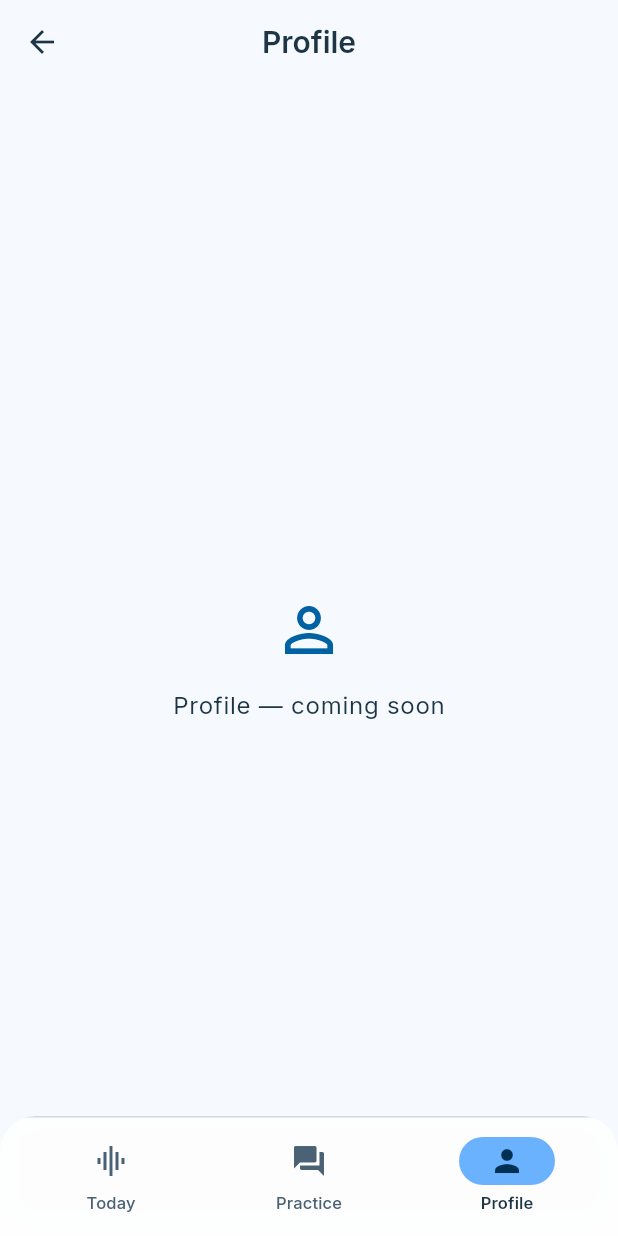
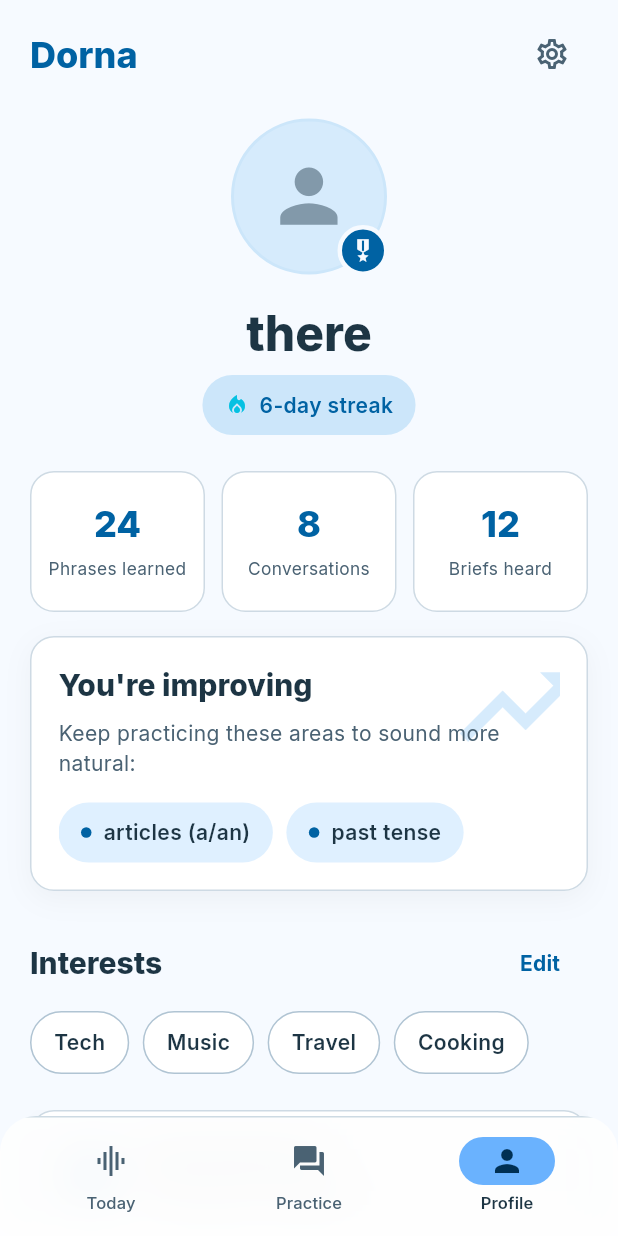
Before and after one commit to nima1024m/Dorna, a Flutter app: the MainShell screen opened by its route, item 3 of the bottom bar chosen, on a phone screen of 412 x 824 dp. Run offline on Flutter 3.47's test engine with Material 3 defaults, Android fonts, the phone set to English and light mode, and no system bars; our stand-ins replace animated_theme_switcher, app_links, cached_network_image, connectivity_plus, dio, easy_debounce and 19 more; missing offline and left inert: open_mail, persian_number_utility; accounts and stored records are empty; project files that could hold a hidden picture were left out.

Commit message:
redesign(profile): profile/progress tab + live practice hub
Build the Profile tab (you_profile_progress): wordmark + settings gear,
avatar with medal badge + name + streak pill, three stat tiles, a
"You're improving" card with weak-area pills, interest chips, and a
saved-phrases row. Identity is real; streak/stats/weak-areas/interests/
saved-count are placeholders (F6/F1 wire the real data).

Add a presentable Practice hub placeholder, and new reusable primitives
DornaCard + DornaPill. MainShell now hosts all three live tabs
(Today/Practice/Profile) and the _TabPlaceholder stub is gone; the Profile
gear opens the Settings hub.

Co-Authored-By: Claude Opus 4.8 <noreply@anthropic.com>

```diff
--- /dev/null
+++ b/frontend/lib/controllers/profile/profile_progress_controller.dart
@@ -0,0 +1,27 @@
+import 'package:get/get.dart';
+
+import '../auth/auth_controller.dart';
+
+/// State for the redesigned **Profile / progress** tab.
+///
+/// Identity (name, avatar) is real. Streak, the three stat counters,
+/// weak-areas, interests and the saved-phrase count are **placeholder/local** —
+/// the backend has no streak/XP/stats and no saved-phrase store yet. F6 wires
+/// stats/weak-areas (the latter can come from `GET /v1/assistant/learning-insights`)
+/// and F1 wires saved phrases.
+class ProfileProgressController extends GetxController {
+  String get name {
+    final full = Get.find<AuthController>().getUserDetails.fullName?.trim();
+    return (full == null || full.isEmpty) ? 'there' : full.split(RegExp(r'\s+')).first;
+  }
+
+  // Placeholder progress data.
+  final RxInt streakDays = 6.obs;
+  final RxInt phrasesLearned = 24.obs;
+  final RxInt conversations = 8.obs;
+  final RxInt briefsHeard = 12.obs;
+  final RxInt savedCount = 14.obs;
+  final RxList<String> weakAreas = <String>['articles (a/an)', 'past tense'].obs;
+  final RxList<String> interests =
+      <String>['Tech', 'Music', 'Travel', 'Cooking'].obs;
+}
--- /dev/null
+++ b/frontend/lib/screens/practice/practice_screen.dart
@@ -0,0 +1,98 @@
+import 'package:flutter/material.dart';
+
+import '../../theme/app_tokens.dart';
+import '../../utils/utils.dart';
+import '../../widgets/ui/dorna_card.dart';
+import '../../widgets/ui/toast.dart';
+
+/// The **Practice** tab — a hub of conversation/phrase features. The deep
+/// features (live AI conversation, decks, event prep) are F4/F5; for now this
+/// is a presentable shell whose cards flag "coming soon".
+class PracticeScreen extends StatelessWidget {
+  const PracticeScreen({super.key});
+
+  static const _items = [
+    (
+      Icons.forum_outlined,
+      'Talk with Dorna',
+      'Practice real conversations out loud',
+    ),
+    (
+      Icons.style_outlined,
+      'Phrase decks',
+      'Bite-size phrases for everyday situations',
+    ),
+    (
+      Icons.groups_2_outlined,
+      'Event prep',
+      'Get ready for meetings and networking',
+    ),
+    (
+      Icons.record_voice_over_outlined,
+      'Ice-breakers',
+      'Openers that start a friendly chat',
+    ),
+  ];
+
+  @override
+  Widget build(BuildContext context) {
+    Utils.appContext = context;
+    final cs = Theme.of(context).colorScheme;
+    final tt = Theme.of(context).textTheme;
+    return SafeArea(
+      bottom: false,
+      child: SingleChildScrollView(
+        padding: const EdgeInsets.fromLTRB(
+            DornaSpacing.screenMargin, 16, DornaSpacing.screenMargin, 110),
+        child: Column(
+          crossAxisAlignment: CrossAxisAlignment.start,
+          children: [
+            Text('Practice',
+                style: tt.headlineLarge?.copyWith(
+                    color: cs.onSurface, fontWeight: FontWeight.w800)),
+            const SizedBox(height: 4),
+            Text('Build confidence for real conversations.',
+                style: tt.bodyLarge?.copyWith(color: cs.onSurfaceVariant)),
+            const SizedBox(height: DornaSpacing.xl),
+            for (final item in _items) ...[
+              DornaCard(
+                onTap: () => showCustomToast('${item.$2} is coming soon', context),
+                child: Row(
+                  children: [
+                    Container(
+                      width: 48,
+                      height: 48,
+                      decoration: BoxDecoration(
+                        color: cs.surfaceContainer,
+                        borderRadius: BorderRadius.circular(DornaRadii.md),
+                      ),
+                      child: Icon(item.$1, color: cs.primary, size: 26),
+                    ),
+                    const SizedBox(width: DornaSpacing.md),
+                    Expanded(
+                      child: Column(
+                        crossAxisAlignment: CrossAxisAlignment.start,
+                        children: [
+                          Text(item.$2,
+                              style: tt.bodyLarge?.copyWith(
+                                  color: cs.onSurface,
+                                  fontWeight: FontWeight.w700)),
+                          const SizedBox(height: 2),
+                          Text(item.$3,
+                              style: tt.bodyMedium
+                                  ?.copyWith(color: cs.onSurfaceVariant)),
+                        ],
+                      ),
+                    ),
+                    Icon(Icons.chevron_right, color: cs.outlineVariant),
+                  ],
+                ),
+              ),
+              const SizedBox(height: DornaSpacing.md),
+            ],
+          ],
+        ),
+      ),
+    );
+  }
+}
--- /dev/null
+++ b/frontend/lib/screens/profile/profile_tab_screen.dart
@@ -0,0 +1,264 @@
+import 'package:flutter/material.dart';
+import 'package:get/get.dart';
+
+import '../../controllers/profile/profile_progress_controller.dart';
+import '../../theme/app_tokens.dart';
+import '../../utils/utils.dart';
+import '../../widgets/ui/dorna_card.dart';
+import '../../widgets/ui/dorna_pill.dart';
+import '../../widgets/ui/toast.dart';
+import '../../widgets/ui/user_avatar.dart';
+import '../onboarding/interests_screen.dart';
+import '../settings/settings_screen.dart';
+
+/// The redesigned **Profile** tab — identity, streak, progress stats, weak
+/// areas, interests and saved phrases.
+class ProfileTabScreen extends StatelessWidget {
+  const ProfileTabScreen({super.key});
+
+  @override
+  Widget build(BuildContext context) {
+    Utils.appContext = context;
+    final c = Get.put(ProfileProgressController());
+    final cs = Theme.of(context).colorScheme;
+    final tt = Theme.of(context).textTheme;
+
+    return SafeArea(
+      bottom: false,
+      child: SingleChildScrollView(
+        padding: const EdgeInsets.fromLTRB(
+            DornaSpacing.screenMargin, 12, DornaSpacing.screenMargin, 110),
+        child: Column(
+          crossAxisAlignment: CrossAxisAlignment.stretch,
+          children: [
+            // Header
+            Row(
+              mainAxisAlignment: MainAxisAlignment.spaceBetween,
+              children: [
+                Text('Dorna',
+                    style: tt.headlineMedium?.copyWith(
+                        color: cs.primary, fontWeight: FontWeight.w800)),
+                IconButton(
+                  onPressed: () => Get.toNamed(SettingsScreen.routeName),
+                  icon: Icon(Icons.settings_outlined,
+                      color: cs.onSurfaceVariant),
+                ),
+              ],
+            ),
+            const SizedBox(height: DornaSpacing.gutter),
+            // Identity
+            Center(
+              child: Column(
+                children: [
+                  const _AvatarWithBadge(),
+                  const SizedBox(height: DornaSpacing.gutter),
+                  Obx(() => Text(c.name,
+                      style: tt.headlineLarge?.copyWith(
+                          color: cs.onSurface, fontWeight: FontWeight.w800))),
+                  const SizedBox(height: DornaSpacing.sm),
+                  Obx(() => DornaPill(
+                        label: '${c.streakDays.value}-day streak',
+                        icon: Icons.local_fire_department,
+                        iconColor: DornaColors.accentCyan,
+                        textColor: cs.primary,
+                        backgroundColor: cs.surfaceContainerHighest,
+                      )),
+                ],
+              ),
+            ),
+            const SizedBox(height: DornaSpacing.xl),
+            // Stat tiles
+            Obx(() => Row(
+                  children: [
+                    Expanded(
+                        child: _StatTile(
+                            value: '${c.phrasesLearned.value}',
+                            label: 'Phrases learned')),
+                    const SizedBox(width: 11),
+                    Expanded(
+                        child: _StatTile(
+                            value: '${c.conversations.value}',
+                            label: 'Conversations')),
+                    const SizedBox(width: 11),
+                    Expanded(
+                        child: _StatTile(
+                            value: '${c.briefsHeard.value}',
+                            label: 'Briefs heard')),
+                  ],
+                )),
+            const SizedBox(height: DornaSpacing.gutter),
+            // Improving card
+            Obx(() => _ImprovingCard(weakAreas: c.weakAreas.toList())),
+            const SizedBox(height: DornaSpacing.xl),
+            // Interests
+            Row(
+              mainAxisAlignment: MainAxisAlignment.spaceBetween,
+              children: [
+                Text('Interests',
+                    style: tt.titleLarge?.copyWith(
+                        color: cs.onSurface, fontWeight: FontWeight.w800)),
+                TextButton(
+                  onPressed: () => Get.toNamed(InterestsScreen.routeName),
+                  child: Text('Edit',
+                      style: tt.labelLarge?.copyWith(
+                          color: cs.primary, fontWeight: FontWeight.w700)),
+                ),
+              ],
+            ),
+            const SizedBox(height: DornaSpacing.sm),
+            Obx(() => Wrap(
+                  spacing: 9,
+                  runSpacing: 9,
+                  children: [
+                    for (final i in c.interests)
+                      DornaPill(label: i, variant: DornaPillVariant.outlined),
+                  ],
+                )),
+            const SizedBox(height: DornaSpacing.xl),
+            // Saved phrases
+            Obx(() => DornaCard(
+                  onTap: () =>
+                      showCustomToast('Saved phrases is coming soon', context),
+                  child: Row(
+                    children: [
+                      Container(
+                        width: 46,
+                        height: 46,
+                        decoration: BoxDecoration(
+                          color: cs.surfaceContainer,
+                          borderRadius: BorderRadius.circular(DornaRadii.md),
+                        ),
+                        child: Icon(Icons.bookmark, color: cs.primary),
+                      ),
+                      const SizedBox(width: DornaSpacing.md),
+                      Expanded(
+                        child: Column(
+                          crossAxisAlignment: CrossAxisAlignment.start,
+                          children: [
+                            Text('Saved phrases',
+                                style: tt.bodyLarge?.copyWith(
+                                    color: cs.onSurface,
+                                    fontWeight: FontWeight.w700)),
+                            const SizedBox(height: 2),
+                            Text('${c.savedCount.value} phrases collected',
+                                style: tt.bodyMedium
+                                    ?.copyWith(color: cs.onSurfaceVariant)),
+                          ],
+                        ),
+                      ),
+                      Icon(Icons.chevron_right, color: cs.outlineVariant),
+                    ],
+                  ),
+                )),
+          ],
+        ),
+      ),
+    );
+  }
+}
+
+class _AvatarWithBadge extends StatelessWidget {
+  const _AvatarWithBadge();
+
+  @override
+  Widget build(BuildContext context) {
+    final cs = Theme.of(context).colorScheme;
+    return SizedBox(
+      width: 110,
+      height: 110,
+      child: Stack(
+        children: [
+          const Center(child: UserAvatar(size: 104)),
+          Positioned(
+            right: 2,
+            bottom: 2,
+            child: Container(
+              width: 34,
+              height: 34,
+              decoration: BoxDecoration(
+                color: cs.primary,
+                shape: BoxShape.circle,
+                border: Border.all(color: cs.surface, width: 3),
+              ),
+              child: Icon(Icons.military_tech, color: cs.onPrimary, size: 18),
+            ),
+          ),
+        ],
+      ),
+    );
+  }
+}
+
+class _StatTile extends StatelessWidget {
+  final String value;
+  final String label;
+  const _StatTile({required this.value, required this.label});
+
+  @override
+  Widget build(BuildContext context) {
+    final cs = Theme.of(context).colorScheme;
+    final tt = Theme.of(context).textTheme;
+    return DornaCard(
+      soft: true,
+      padding: const EdgeInsets.symmetric(vertical: 18, horizontal: 8),
+      child: Column(
+        children: [
+          Text(value,
+              style: tt.headlineMedium?.copyWith(
+                  color: cs.primary, fontWeight: FontWeight.w800)),
+          const SizedBox(height: 4),
+          Text(label,
+              textAlign: TextAlign.center,
+              style: tt.bodyMedium
+                  ?.copyWith(color: cs.onSurfaceVariant, fontSize: 11.5)),
+        ],
+      ),
+    );
+  }
+}
+
+class _ImprovingCard extends StatelessWidget {
+  final List<String> weakAreas;
+  const _ImprovingCard({required this.weakAreas});
+
+  @override
+  Widget build(BuildContext context) {
+    final cs = Theme.of(context).colorScheme;
+    final tt = Theme.of(context).textTheme;
+    return DornaCard(
+      clipBehavior: Clip.antiAlias,
+      padding: const EdgeInsets.all(18),
+      child: Stack(
+        children: [
+          Positioned(
+            right: -18,
+            top: -18,
+            child: Icon(Icons.trending_up,
+                size: 92, color: cs.surfaceContainerHigh),
+          ),
+          Column(
+            crossAxisAlignment: CrossAxisAlignment.start,
+            children: [
+              Text("You're improving",
+                  style: tt.titleLarge?.copyWith(
+                      color: cs.onSurface, fontWeight: FontWeight.w800)),
+              const SizedBox(height: DornaSpacing.sm),
+              Text('Keep practicing these areas to sound more natural:',
+                  style: tt.bodyMedium
+                      ?.copyWith(color: cs.onSurfaceVariant, height: 1.45)),
+              const SizedBox(height: DornaSpacing.gutter),
+              Wrap(
+                spacing: 9,
+                runSpacing: 9,
+                children: [
+                  for (final w in weakAreas)
+                    DornaPill(label: w, leadingDot: true),
+                ],
+              ),
+            ],
+          ),
+        ],
+      ),
+    );
+  }
+}
--- a/frontend/lib/screens/shell/main_shell.dart
+++ b/frontend/lib/screens/shell/main_shell.dart
@@ -6,12 +6,11 @@ import '../../widgets/home/brief_mini_player.dart';
 import '../../widgets/ui/dorna_bottom_nav.dart';
 import '../brief/brief_player_screen.dart';
 import '../home/today_screen.dart';
+import '../practice/practice_screen.dart';
+import '../profile/profile_tab_screen.dart';
 
-/// The redesign's 3-tab app shell (Today / Practice / Profile).
-///
-/// Today (Phase 6) is live; Practice and Profile are placeholders filled in by
-/// their phases (Practice → practice hub, Profile → Phase 9). The brief
-/// mini-player docks just above the nav once a brief has started.
+/// The redesign's 3-tab app shell (Today / Practice / Profile), all live. The
+/// brief mini-player docks just above the nav once a brief has started.
 class MainShell extends StatefulWidget {
   static const String routeName = '/main';
 
@@ -25,10 +24,10 @@ class _MainShellState extends State<MainShell> {
   int _index = 0;
   final TodayController _today = Get.put(TodayController());
 
-  late final List<Widget> _tabs = const [
+  static const List<Widget> _tabs = [
     TodayScreen(),
-    _TabPlaceholder(title: 'Practice', icon: Icons.forum_outlined),
-    _TabPlaceholder(title: 'Profile', icon: Icons.person_outline),
+    PracticeScreen(),
+    ProfileTabScreen(),
   ];
 
   @override
@@ -63,33 +62,3 @@ class _MainShellState extends State<MainShell> {
     );
   }
 }
-
-/// Temporary placeholder for an unbuilt tab. Replaced by the real screen in the
-/// tab's phase.
-class _TabPlaceholder extends StatelessWidget {
-  final String title;
-  final IconData icon;
-
-  const _TabPlaceholder({required this.title, required this.icon});
-
-  @override
-  Widget build(BuildContext context) {
-    final cs = Theme.of(context).colorScheme;
-    return Scaffold(
-      appBar: AppBar(title: Text(title)),
-      body: Center(
-        child: Column(
-          mainAxisSize: MainAxisSize.min,
-          children: [
-            Icon(icon, size: 48, color: cs.primary),
-            const SizedBox(height: 12),
-            Text(
-              '$title — coming soon',
-              style: Theme.of(context).textTheme.bodyLarge,
-            ),
-          ],
-        ),
-      ),
-    );
-  }
-}
--- /dev/null
+++ b/frontend/lib/widgets/ui/dorna_card.dart
@@ -0,0 +1,62 @@
+import 'package:flutter/material.dart';
+
+import '../../theme/app_tokens.dart';
+
+/// The shared rounded surface card used across the redesign. [soft] drops the
+/// shadow (for flat tiles); [onTap] makes it tappable with an ink ripple.
+class DornaCard extends StatelessWidget {
+  final Widget child;
+  final EdgeInsetsGeometry padding;
+  final bool soft;
+  final VoidCallback? onTap;
+  final Clip clipBehavior;
+
+  const DornaCard({
+    super.key,
+    required this.child,
+    this.padding = const EdgeInsets.all(DornaSpacing.gutter),
+    this.soft = false,
+    this.onTap,
+    this.clipBehavior = Clip.none,
+  });
+
+  @override
+  Widget build(BuildContext context) {
+    final cs = Theme.of(context).colorScheme;
+    final decoration = BoxDecoration(
+      color: cs.surfaceContainerLowest,
+      borderRadius: BorderRadius.circular(DornaRadii.lg),
+      border: Border.all(color: cs.outlineVariant.withValues(alpha: 0.5)),
+      boxShadow: soft
+          ? null
+          : [
+              BoxShadow(
+                color: cs.shadow.withValues(alpha: 0.04),
+                blurRadius: 16,
+                offset: const Offset(0, 5),
+              ),
+            ],
+    );
+    if (onTap == null) {
+      return Container(
+        padding: padding,
+        decoration: decoration,
+        clipBehavior: clipBehavior,
+        child: child,
+      );
+    }
+    return Material(
+      color: cs.surfaceContainerLowest,
+      borderRadius: BorderRadius.circular(DornaRadii.lg),
+      child: InkWell(
+        onTap: onTap,
+        borderRadius: BorderRadius.circular(DornaRadii.lg),
+        child: Ink(
+          padding: padding,
+          decoration: decoration,
+          child: child,
+        ),
+      ),
+    );
+  }
+}
--- /dev/null
+++ b/frontend/lib/widgets/ui/dorna_pill.dart
@@ -0,0 +1,73 @@
+import 'package:flutter/material.dart';
+
+import '../../theme/app_tokens.dart';
+
+enum DornaPillVariant { tonal, outlined }
+
+/// A read-only rounded label chip with an optional leading dot or icon.
+/// `tonal` = filled surface (weak-area / streak pills); `outlined` = bordered
+/// (interest chips).
+class DornaPill extends StatelessWidget {
+  final String label;
+  final DornaPillVariant variant;
+  final bool leadingDot;
+  final IconData? icon;
+  final Color? iconColor;
+  final Color? textColor;
+  final Color? backgroundColor;
+
+  const DornaPill({
+    super.key,
+    required this.label,
+    this.variant = DornaPillVariant.tonal,
+    this.leadingDot = false,
+    this.icon,
+    this.iconColor,
+    this.textColor,
+    this.backgroundColor,
+  });
+
+  @override
+  Widget build(BuildContext context) {
+    final cs = Theme.of(context).colorScheme;
+    final tt = Theme.of(context).textTheme;
+    final outlined = variant == DornaPillVariant.outlined;
+    final bg = backgroundColor ??
+        (outlined ? cs.surfaceContainerLowest : cs.surfaceContainer);
+    return Container(
+      padding: const EdgeInsets.symmetric(horizontal: 15, vertical: 8),
+      decoration: BoxDecoration(
+        color: bg,
+        borderRadius: BorderRadius.circular(DornaRadii.full),
+        border: outlined
+            ? Border.all(color: cs.outlineVariant.withValues(alpha: 0.8))
+            : null,
+      ),
+      child: Row(
+        mainAxisSize: MainAxisSize.min,
+        children: [
+          if (leadingDot) ...[
+            Container(
+              width: 7,
+              height: 7,
+              decoration:
+                  BoxDecoration(color: cs.primary, shape: BoxShape.circle),
+            ),
+            const SizedBox(width: 8),
+          ],
+          if (icon != null) ...[
+            Icon(icon, size: 16, color: iconColor ?? cs.primary),
+            const SizedBox(width: 7),
+          ],
+          Text(
+            label,
+            style: tt.bodyMedium?.copyWith(
+              color: textColor ?? cs.onSurface,
+              fontWeight: FontWeight.w600,
+            ),
+          ),
+        ],
+      ),
+    );
+  }
+}
```
Also changed, not shown: 1 other file.
